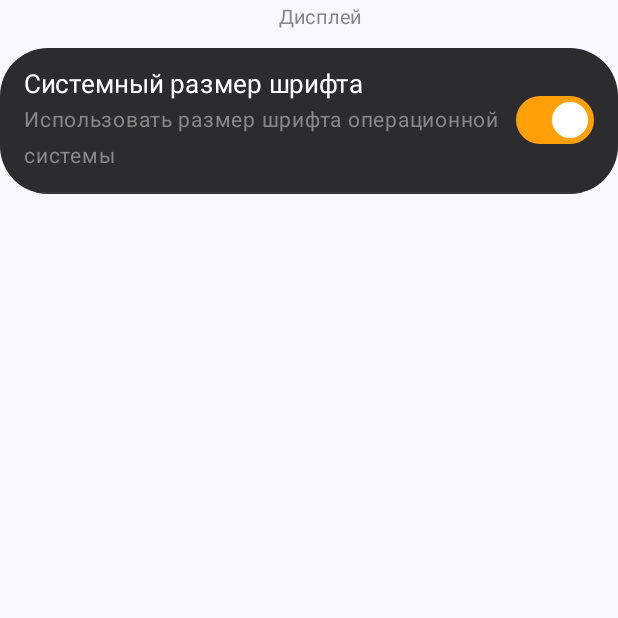
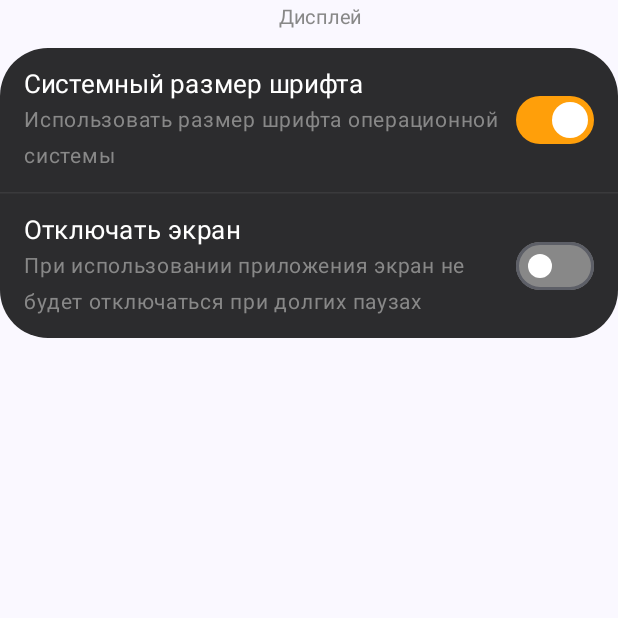
Before and after one commit to bugiman77/ComposerCalculator, an Android app built with Jetpack Compose: the composable Display shown on its own in the app's theme, on a phone screen of 412 x 824 dp, the top half of it. Run offline under Robolectric (Android 15) with nearby library versions, the phone set to English and light mode, and no system bars; our stand-ins replace Room's generated code; 14 statements that could not run were skipped.

```diff
--- a/app/src/main/java/com/example/composercalculator/view/components/settings/SettingsBlock/BlockDisplay.kt
+++ b/app/src/main/java/com/example/composercalculator/view/components/settings/SettingsBlock/BlockDisplay.kt
@@ -56,8 +56,8 @@ fun Display(
                     value = displayFontSize.value,
                     onValueChangeFinished = { viewModelSettings.onFontSizeChange(size = displayFontSize.value) },
                     onValueChange = { viewModelSettings.onFontSizeChange(size = it) },
-                    valueRange = 40f..120f,
-                    steps = 7, // 8 позиций
+                    valueRange = 12f..24f,
+                    steps = 5,
                     colors = SliderDefaults.colors(
                         thumbColor = Color.White,
                         activeTrackColor = Orange,
@@ -70,6 +70,23 @@ fun Display(
 
         HorizontalDivider(color = Color(color = 0xFF3A3A3C))
 
+        SettingsRow(
+            title = "Отключать экран",
+            subtitle = "При использовании приложения экран не будет отключаться при долгих паузах",
+            modifier = modifier.padding(vertical = 4.dp)
+        ) {
+            Switch(
+                checked = false,
+                onCheckedChange = {  },
+                colors = SwitchDefaults.colors(
+                    checkedThumbColor = Color.White,
+                    checkedTrackColor = Orange,
+                    uncheckedThumbColor = Color.White,
+                    uncheckedTrackColor = Color.Gray
+                )
+            )
+        }
+
     }
 
 }
```
